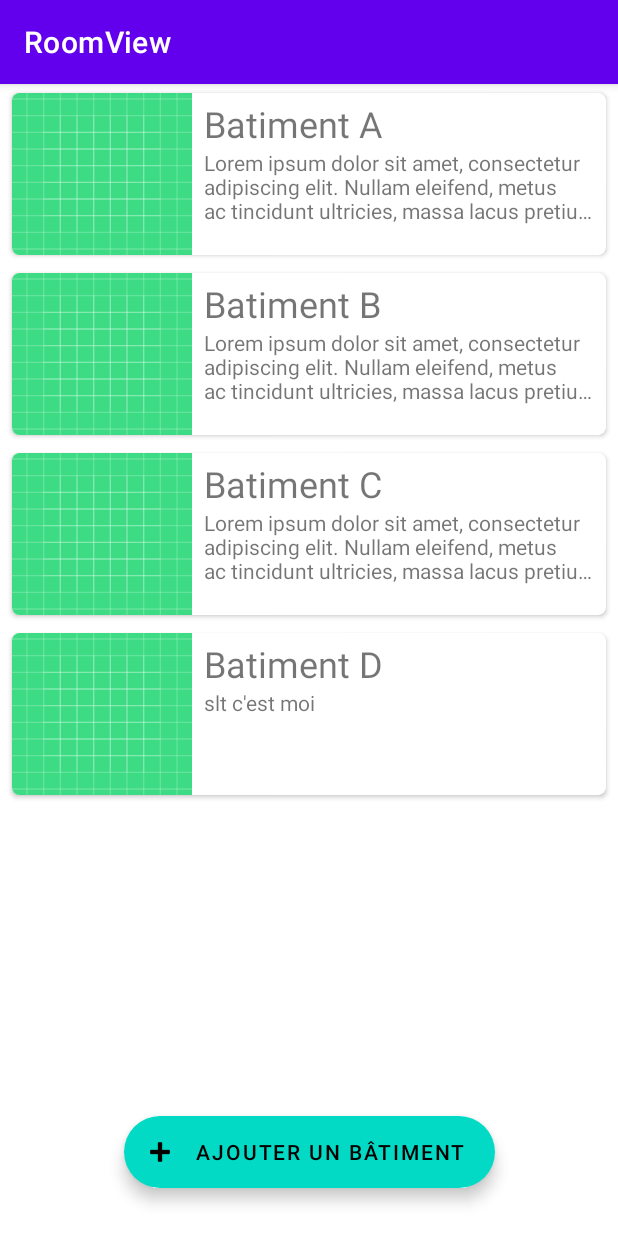
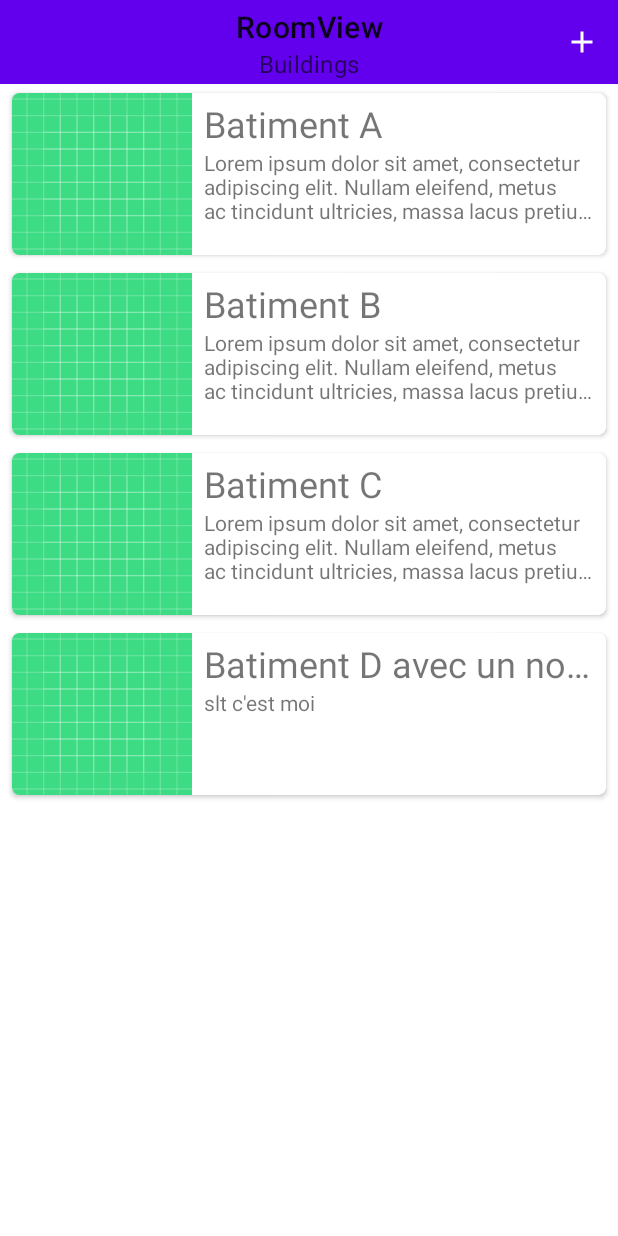
Before and after one commit to ActxLeToucan/fst_l3_devmobile_roomview, an Android app: the screen it shows after launch (MainActivity), on a phone screen of 412 x 824 dp. Run offline under Robolectric (Android 15) with nearby library versions, the phone set to English and light mode, and no system bars.

Commit message:
add building button, toolbar

```diff
--- a/src/app/build.gradle
+++ b/src/app/build.gradle
@@ -8,7 +8,7 @@ android {
 
     defaultConfig {
         applicationId "fr.antoinectx.roomview"
-        minSdk 23
+        minSdk 26
         targetSdk 32
         versionCode 1
         versionName "1.0"
--- a/src/app/src/main/java/fr/antoinectx/roomview/MainActivity.java
+++ b/src/app/src/main/java/fr/antoinectx/roomview/MainActivity.java
@@ -1,6 +1,8 @@
 package fr.antoinectx.roomview;
 
 import android.os.Bundle;
+import android.view.Menu;
+import android.view.MenuItem;
 import android.view.View;
 import android.widget.Toast;
 
@@ -8,19 +10,31 @@ import androidx.appcompat.app.AppCompatActivity;
 import androidx.recyclerview.widget.LinearLayoutManager;
 import androidx.recyclerview.widget.RecyclerView;
 
+import com.google.android.material.appbar.MaterialToolbar;
+
+import java.time.LocalDateTime;
+import java.time.format.DateTimeFormatter;
+import java.time.format.FormatStyle;
+
 import fr.antoinectx.roomview.models.Batiment;
 import fr.antoinectx.roomview.models.Donnees;
 
 public class MainActivity extends AppCompatActivity implements BatimentRecyclerViewAdapter.ItemClickListener {
     private BatimentRecyclerViewAdapter adapter;
     private final Donnees donnees = new Donnees();
+    private RecyclerView recyclerView;
 
     @Override
     protected void onCreate(Bundle savedInstanceState) {
         super.onCreate(savedInstanceState);
         setContentView(R.layout.activity_main);
 
-        RecyclerView recyclerView = findViewById(R.id.recyclerViewBatiments);
+        MaterialToolbar toolbar = findViewById(R.id.toolbar);
+        toolbar.setTitle(R.string.app_name);
+        toolbar.setSubtitle(R.string.pagename_main);
+        setSupportActionBar(toolbar);
+
+        recyclerView = findViewById(R.id.recyclerViewBatiments);
         recyclerView.setLayoutManager(new LinearLayoutManager(this));
         adapter = new BatimentRecyclerViewAdapter(this, donnees.getBatiments());
         recyclerView.setAdapter(adapter);
@@ -28,8 +42,23 @@ public class MainActivity extends AppCompatActivity implements BatimentRecyclerV
     }
 
     @Override
+    public boolean onCreateOptionsMenu(Menu menu) {
+        getMenuInflater().inflate(R.menu.menu_main, menu);
+        return true;
+    }
+
+    @Override
     public void onItemClick(View view, int position) {
         Batiment batiment = donnees.getBatiments().get(position);
         Toast.makeText(this, batiment.getNom(), Toast.LENGTH_SHORT).show();
     }
+
+    public void createBuilding(MenuItem item) {
+        DateTimeFormatter dateFormatter = DateTimeFormatter.ofLocalizedDateTime(FormatStyle.MEDIUM);
+        LocalDateTime now = LocalDateTime.now();
+
+        donnees.getBatiments().add(new Batiment(getString(R.string.new_building), dateFormatter.format(now)));
+        adapter.setBatiments(donnees.getBatiments());
+        recyclerView.smoothScrollToPosition(donnees.getBatiments().size() - 1);
+    }
 }
--- a/src/app/src/main/java/fr/antoinectx/roomview/models/Donnees.java
+++ b/src/app/src/main/java/fr/antoinectx/roomview/models/Donnees.java
@@ -11,7 +11,7 @@ public class Donnees {
         batiments.add(new Batiment("Batiment A", "Lorem ipsum dolor sit amet, consectetur adipiscing elit. Nullam eleifend, metus ac tincidunt ultricies, massa lacus pretium nisl, sed feugiat tortor ante id ante. Ut auctor, mi quis hendrerit porta, est nisl tincidunt odio, nec placerat orci nulla at massa. Donec in felis quis nibh elementum fermentum. In hac habitasse platea dictumst. Ut sed turpis nec neque faucibus suscipit. Donec sit amet erat nec magna efficitur cursus. Aliquam erat volutpat. Phasellus sit amet dui in diam aliquet efficitur. Suspendisse potenti. In non nunc non lectus rutrum aliquet. Suspendisse potenti. Donec quis nisl vel magna euismod venenatis. Nulla facilisi. Aliquam erat volutpat. Maecenas ultricies libero eget tortor elementum, vel tincidunt mauris accumsan. Quisque sit amet erat sed felis tincidunt vehicula."));
         batiments.add(new Batiment("Batiment B", "Lorem ipsum dolor sit amet, consectetur adipiscing elit. Nullam eleifend, metus ac tincidunt ultricies, massa lacus pretium nisl, sed feugiat tortor ante id ante. Ut auctor, mi quis hendrerit porta, est nisl tincidunt odio, nec placerat orci nulla at massa. Donec in felis quis nibh elementum fermentum. In hac habitasse platea dictumst. Ut sed turpis nec neque faucibus suscipit. Donec sit amet erat nec magna efficitur cursus. Aliquam erat volutpat. Phasellus sit amet dui in diam aliquet efficitur. Suspendisse potenti. In non nunc non lectus rutrum aliquet. Suspendisse potenti. Donec quis nisl vel magna euismod venenatis. Nulla facilisi. Aliquam erat volutpat. Maecenas ultricies libero eget tortor elementum, vel tincidunt mauris accumsan. Quisque sit amet erat sed felis tincidunt vehicula."));
         batiments.add(new Batiment("Batiment C", "Lorem ipsum dolor sit amet, consectetur adipiscing elit. Nullam eleifend, metus ac tincidunt ultricies, massa lacus pretium nisl, sed feugiat tortor ante id ante. Ut auctor, mi quis hendrerit porta, est nisl tincidunt odio, nec placerat orci nulla at massa. Donec in felis quis nibh elementum fermentum. In hac habitasse platea dictumst. Ut sed turpis nec neque faucibus suscipit. Donec sit amet erat nec magna efficitur cursus. Aliquam erat volutpat. Phasellus sit amet dui in diam aliquet efficitur. Suspendisse potenti. In non nunc non lectus rutrum aliquet. Suspendisse potenti. Donec quis nisl vel magna euismod venenatis. Nulla facilisi. Aliquam erat volutpat. Maecenas ultricies libero eget tortor elementum, vel tincidunt mauris accumsan. Quisque sit amet erat sed felis tincidunt vehicula."));
-        batiments.add(new Batiment("Batiment D", "slt c'est moi"));
+        batiments.add(new Batiment("Batiment D avec un nom giga long", "slt c'est moi"));
     }
 
     public List<Batiment> getBatiments() {
--- /dev/null
+++ b/src/app/src/main/res/drawable/ic_baseline_add_24.xml
@@ -0,0 +1,5 @@
+<vector android:height="24dp" android:tint="#FFFFFF"
+    android:viewportHeight="24" android:viewportWidth="24"
+    android:width="24dp" xmlns:android="http://schemas.android.com/apk/res/android">
+    <path android:fillColor="@android:color/white" android:pathData="M19,13h-6v6h-2v-6H5v-2h6V5h2v6h6v2z"/>
+</vector>
--- a/src/app/src/main/res/layout/activity_main.xml
+++ b/src/app/src/main/res/layout/activity_main.xml
@@ -6,22 +6,24 @@
     android:layout_height="match_parent"
     tools:context=".MainActivity">
 
+    <com.google.android.material.appbar.MaterialToolbar
+        android:id="@+id/toolbar"
+        android:layout_width="0dp"
+        android:layout_height="wrap_content"
+        android:background="?attr/colorPrimary"
+        app:layout_constraintEnd_toEndOf="parent"
+        app:layout_constraintStart_toStartOf="parent"
+        app:layout_constraintTop_toTopOf="parent"
+        app:titleCentered="true"
+        app:subtitleCentered="true" />
+
     <androidx.recyclerview.widget.RecyclerView
         android:id="@+id/recyclerViewBatiments"
         android:layout_width="0dp"
-        android:layout_height="fill_parent"
+        android:layout_height="0dp"
+        app:layout_constraintBottom_toBottomOf="parent"
         app:layout_constraintEnd_toEndOf="parent"
         app:layout_constraintStart_toStartOf="parent"
-        app:layout_constraintTop_toTopOf="parent" />
-
-    <com.google.android.material.floatingactionbutton.ExtendedFloatingActionButton
-        android:layout_width="wrap_content"
-        android:layout_height="wrap_content"
-        android:layout_marginBottom="32dp"
-        android:text="Ajouter un bâtiment"
-        app:icon="@android:drawable/ic_input_add"
-        app:layout_constraintBottom_toBottomOf="parent"
-        app:layout_constraintLeft_toLeftOf="parent"
-        app:layout_constraintRight_toRightOf="parent" />
+        app:layout_constraintTop_toBottomOf="@+id/toolbar" />
 
 </androidx.constraintlayout.widget.ConstraintLayout>
--- /dev/null
+++ b/src/app/src/main/res/menu/menu_main.xml
@@ -0,0 +1,10 @@
+<?xml version="1.0" encoding="utf-8"?>
+<menu xmlns:android="http://schemas.android.com/apk/res/android"
+    xmlns:actionbarcompat_mse="http://schemas.android.com/apk/res-auto">
+    <item
+        android:id="@+id/create_building"
+        android:icon="@drawable/ic_baseline_add_24"
+        android:onClick="createBuilding"
+        android:title="@string/add_building"
+        actionbarcompat_mse:showAsAction="always" />
+</menu>
--- a/src/app/src/main/res/values-night/themes.xml
+++ b/src/app/src/main/res/values-night/themes.xml
@@ -12,5 +12,7 @@
         <!-- Status bar color. -->
         <item name="android:statusBarColor">?attr/colorPrimaryVariant</item>
         <!-- Customize your theme here. -->
+        <item name="windowNoTitle">true</item>
+        <item name="windowActionBar">false</item>
     </style>
 </resources>
--- a/src/app/src/main/res/values/strings.xml
+++ b/src/app/src/main/res/values/strings.xml
@@ -1,3 +1,6 @@
 <resources>
-    <string name="app_name">RoomView</string>
+    <string name="app_name" translatable="false">RoomView</string>
+    <string name="add_building">Add a building</string>
+    <string name="new_building">New building</string>
+    <string name="pagename_main">Buildings</string>
 </resources>
--- a/src/app/src/main/res/values/themes.xml
+++ b/src/app/src/main/res/values/themes.xml
@@ -12,5 +12,7 @@
         <!-- Status bar color. -->
         <item name="android:statusBarColor">?attr/colorPrimaryVariant</item>
         <!-- Customize your theme here. -->
+        <item name="windowNoTitle">true</item>
+        <item name="windowActionBar">false</item>
     </style>
 </resources>
```
Also changed, not shown: 1 other file.
